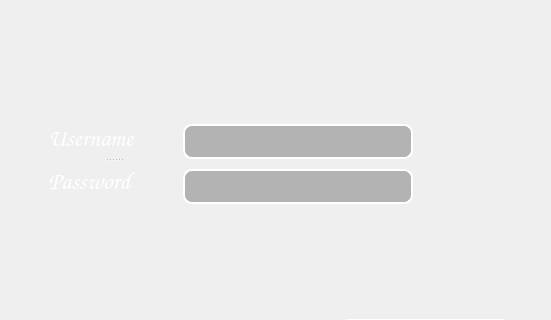
Above: 3_Solution/PM_Application/PM_GUI_/PM_GUI_.ui from liviupopa16/POO_Project_Manager before the change; both pictures show x 0 to 551 and y 181 to 501 of the 1005 by 608 pixel window. Below: the same form after it.
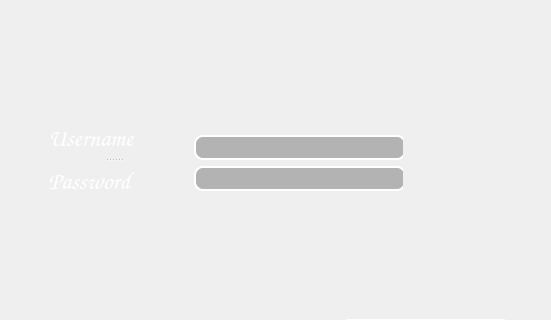
That is the form after the change. Icons and pictures are not drawn.

Patch:
```diff
--- a/3_Solution/PM_Application/PM_GUI_/PM_GUI_.ui
+++ b/3_Solution/PM_Application/PM_GUI_/PM_GUI_.ui
@@ -86,52 +86,6 @@
     <property name="title">
      <string/>
     </property>
-    <widget class="QLineEdit" name="lineEdit_Password">
-     <property name="geometry">
-      <rect>
-       <x>150</x>
-       <y>80</y>
-       <width>230</width>
-       <height>35</height>
-      </rect>
-     </property>
-     <property name="styleSheet">
-      <string notr="true">background: transparent;
-font-size:18pt;
-color:black;
-border: 2px solid white;
-border-radius: 9px;
-
-background: grey;
-background-color: rgba(0, 0, 0, 25%);</string>
-     </property>
-     <property name="text">
-      <string/>
-     </property>
-     <property name="echoMode">
-      <enum>QLineEdit::Password</enum>
-     </property>
-    </widget>
-    <widget class="QLineEdit" name="lineEdit_UserName">
-     <property name="geometry">
-      <rect>
-       <x>150</x>
-       <y>35</y>
-       <width>230</width>
-       <height>35</height>
-      </rect>
-     </property>
-     <property name="styleSheet">
-      <string notr="true">background: transparent;
-font-size:18pt;
-color:white;
-border: 2px solid white;
-border-radius: 9px;
-
-background: grey;
-background-color: rgba(0, 0, 0, 25%);</string>
-     </property>
-    </widget>
     <widget class="QSplitter" name="splitter">
      <property name="geometry">
       <rect>
@@ -184,6 +138,52 @@
       </property>
      </widget>
     </widget>
+    <widget class="QWidget" name="">
+     <property name="geometry">
+      <rect>
+       <x>150</x>
+       <y>35</y>
+       <width>220</width>
+       <height>78</height>
+      </rect>
+     </property>
+     <layout class="QFormLayout" name="formLayout">
+      <item row="0" column="0">
+       <widget class="QLineEdit" name="lineEdit_UserName">
+        <property name="styleSheet">
+         <string notr="true">background: transparent;
+font-size:18pt;
+color:white;
+border: 2px solid white;
+border-radius: 9px;
+
+background: grey;
+background-color: rgba(0, 0, 0, 25%);</string>
+        </property>
+       </widget>
+      </item>
+      <item row="1" column="0">
+       <widget class="QLineEdit" name="lineEdit_Password">
+        <property name="styleSheet">
+         <string notr="true">background: transparent;
+font-size:18pt;
+color:black;
+border: 2px solid white;
+border-radius: 9px;
+
+background: grey;
+background-color: rgba(0, 0, 0, 25%);</string>
+        </property>
+        <property name="text">
+         <string/>
+        </property>
+        <property name="echoMode">
+         <enum>QLineEdit::Password</enum>
+        </property>
+       </widget>
+      </item>
+     </layout>
+    </widget>
    </widget>
    <widget class="QLabel" name="label">
     <property name="geometry">
```
Left out of the diff: 3 changed lines with no effect on the pictures.
